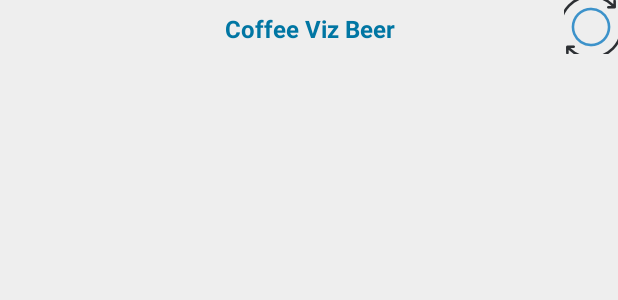
After one commit to amank22/CoffeVizBeer, an Android app: the layout posts_widget.xml on its own in the app's theme, with its tools: preview values and no code run, on a phone screen of 412 x 824 dp. The commit adds this screen. Shown: the top 300 px of the screen. Run offline under Robolectric (Android 15) with nearby library versions, the light colour scheme and no system bars; Roboto replaces fonts that are not available here.

Commit message:
feat: Added Widget

```diff
--- a/app/src/main/java/com/qurux/coffeevizbeer/ui/fragments/PostsFragment.java
+++ b/app/src/main/java/com/qurux/coffeevizbeer/ui/fragments/PostsFragment.java
@@ -166,6 +166,7 @@ public class PostsFragment extends Fragment implements LoaderManager.LoaderCallb
         } else {
             handleError(new ErrorEvent(ErrorEvent.DEFAULT));
         }
+        if (type != USER_POSTS_LOADER) {
             // Create a MatrixCursor filled with the rows you want to add.
             MatrixCursor matrixCursor = new MatrixCursor(new String[]{"isAd"});
             matrixCursor.addRow(new Object[]{1});
@@ -173,6 +174,9 @@ public class PostsFragment extends Fragment implements LoaderManager.LoaderCallb
             // Merge your existing cursor with the matrixCursor you created.
             MergeCursor mergeCursor = new MergeCursor(new Cursor[]{matrixCursor, data});
             adapter.swapCursor(mergeCursor);
+        } else {
+            adapter.swapCursor(data);
+        }
         if (oldPosition > 0) {
             layoutManager.scrollToPosition(oldPosition);
         }
--- a/app/src/main/res/layout/fragment_home.xml
+++ b/app/src/main/res/layout/fragment_home.xml
@@ -31,7 +31,8 @@
                     android:background="@color/colorBackground"
                     android:contentDescription="@string/app_name"
                     android:focusableInTouchMode="true"
-                    android:scaleType="centerInside" />
+                    android:scaleType="centerInside"
+                    app:srcCompat="@drawable/ic_vector_cvb_icon" />
 
                 <EditText
                     android:id="@+id/editTextSearch"
--- /dev/null
+++ b/app/src/main/res/layout/posts_widget.xml
@@ -0,0 +1,54 @@
+<RelativeLayout xmlns:android="http://schemas.android.com/apk/res/android"
+    android:id="@+id/widget_frame"
+    android:layout_width="match_parent"
+    android:layout_height="match_parent"
+    android:background="@color/colorBackground"
+    android:orientation="vertical">
+
+    <TextView
+        android:id="@+id/widget_static_text"
+        android:layout_width="match_parent"
+        android:layout_height="wrap_content"
+        android:contentDescription="@string/appwidget_text"
+        android:gravity="center"
+        android:padding="8dp"
+        android:text="@string/appwidget_text"
+        android:textColor="@color/colorPrimary"
+        android:textSize="@dimen/textSize_normal"
+        android:textStyle="bold" />
+
+    <ImageButton
+        android:id="@+id/widget_refresh_button"
+        android:layout_width="36dp"
+        android:layout_height="36dp"
+        android:layout_alignParentEnd="true"
+        android:layout_alignParentRight="true"
+        android:background="?android:selectableItemBackground"
+        android:contentDescription="@string/desc_widget_refresh"
+        android:src="@drawable/ic_refresh" />
+
+    <FrameLayout
+        android:id="@+id/widget_refresh_button_loading"
+        android:layout_width="wrap_content"
+        android:layout_height="wrap_content"
+        android:layout_alignParentEnd="true"
+        android:layout_alignParentRight="true"
+        android:visibility="gone">
+
+        <ProgressBar
+            android:layout_width="36dp"
+            android:layout_height="36dp"
+            android:indeterminate="true"
+            android:indeterminateDrawable="@drawable/ic_refresh"
+            android:progressDrawable="@drawable/ic_refresh" />
+    </FrameLayout>
+
+    <ListView
+        android:id="@+id/posts_widget_list"
+        android:layout_width="match_parent"
+        android:layout_height="match_parent"
+        android:layout_below="@id/widget_static_text"
+        android:divider="#00000000"
+        android:dividerHeight="1dp" />
+
+</RelativeLayout>
--- a/app/src/main/res/values/dimens.xml
+++ b/app/src/main/res/values/dimens.xml
@@ -17,4 +17,10 @@
     <dimen name="textSize_semi_small">14sp</dimen>
     <dimen name="textSize_small">12sp</dimen>
     <dimen name="keyline_margin">4dp</dimen>
+
+    <!--
+Refer to App Widget Documentation for margin information
+http://developer.android.com/guide/topics/appwidgets/index.html#CreatingLayout
+    -->
+    <dimen name="widget_margin">8dp</dimen>
 </resources>
--- a/app/src/main/res/values/strings.xml
+++ b/app/src/main/res/values/strings.xml
@@ -142,5 +142,9 @@
     <string name="error_unknown">Something happened which even i don\'t know</string>
     <string name="send_to_title">Share the vizo</string>
     <string name="desc_search">Search</string>
+    <string name="appwidget_text">Coffee Viz Beer</string>
+    <string name="add_widget">Add widget</string>
+    <string name="desc_widget_refresh">CVB Widget Refresh</string>
+    <string name="widget_please_login">Please Login to CvB</string>
 
 </resources>
```
Also changed, not shown: app/src/main/AndroidManifest.xml (+14 -2 lines), app/src/main/java/com/qurux/coffeevizbeer/helper/FireBaseHelper.java (+8 -4 lines), app/src/main/java/com/qurux/coffeevizbeer/widget/PostsRemoteViewService.java (added, +104 -0 lines), app/src/main/java/com/qurux/coffeevizbeer/widget/PostsWidget.java (added, +104 -0 lines), app/src/main/res/layout/widget_item.xml (added, +27 -0 lines), app/src/main/res/values-v14/dimens.xml (added, +10 -0 lines), app/src/main/res/xml/posts_widget_info.xml (added, +10 -0 lines), app/src/main/res/drawable-nodpi/example_appwidget_preview.png (added), app/src/main/res/drawable-nodpi/ic_refresh.png (added). Lines whose indentation alone changed are shown as unchanged.
